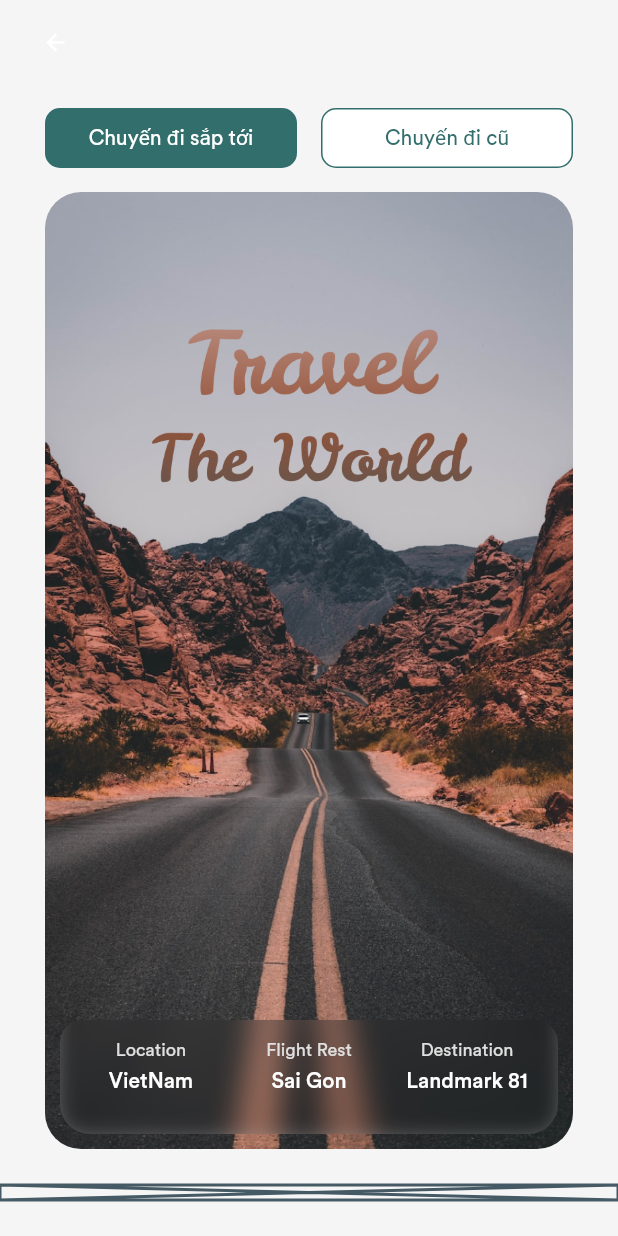
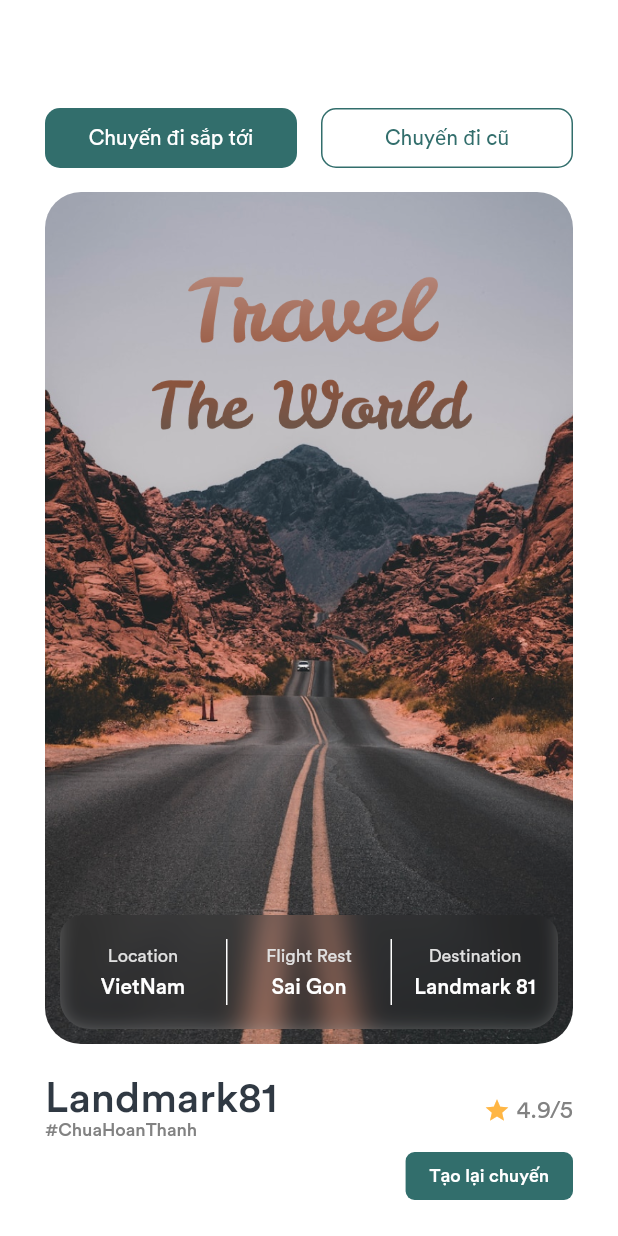
Before and after one commit to WalterDinh/trip_ai_app, a Flutter app: the MyTripScreen screen opened directly, on a phone screen of 412 x 824 dp. Run offline on Flutter 3.47's test engine with Material 2 defaults, Android fonts, the phone set to English and light mode, and no system bars; our stand-ins replace bloc, cached_network_image, dio, fl_chart, flutter_bloc, flutter_svg and 6 more; missing offline and left inert: dio_http_cache; accounts and stored records are empty; generated files the repository leaves out were written again.

Commit message:
update my trip screen (in progress)

```diff
--- a/lib/ui/screens/my_trip/my_trip.dart
+++ b/lib/ui/screens/my_trip/my_trip.dart
@@ -21,6 +21,7 @@ class _MyTripScreenState extends State<MyTripScreen> {
   @override
   Widget build(BuildContext context) {
     return Scaffold(
+      backgroundColor: Colors.white,
       appBar: MainAppBar(),
       extendBody: true,
       body: Column(
--- a/lib/ui/screens/my_trip/upcoming_trip.dart
+++ b/lib/ui/screens/my_trip/upcoming_trip.dart
@@ -20,10 +20,6 @@ class _UpcomingTripScreenState extends State<UpcomingTripScreen> {
             child: ItemMyTrip(),
           ),
         ),
-        VSpacer(24),
-        Placeholder(
-          fallbackHeight: 10,
-        ),
         VSpacer(24)
       ],
     );
--- a/lib/ui/screens/my_trip/widgets/item_my_trip.dart
+++ b/lib/ui/screens/my_trip/widgets/item_my_trip.dart
@@ -5,6 +5,7 @@ import 'package:my_app/configs/colors.dart';
 import 'package:my_app/configs/images.dart';
 import 'package:my_app/configs/theme.dart';
 import 'package:my_app/core/base/base_widget_mixin.dart';
+import 'package:my_app/ui/widgets/ripple.dart';
 import 'package:my_app/ui/widgets/spacer.dart';
 
 class ItemMyTrip extends StatelessWidget with BaseWidgetMixin {
@@ -16,6 +17,9 @@ class ItemMyTrip extends StatelessWidget with BaseWidgetMixin {
   Widget body(BuildContext context) {
     return Padding(
       padding: const EdgeInsets.symmetric(horizontal: 30),
+      child: Column(
+        children: [
+          Expanded(
             child: Stack(
               fit: StackFit.expand,
               children: [
@@ -26,22 +30,90 @@ class ItemMyTrip extends StatelessWidget with BaseWidgetMixin {
                     fit: BoxFit.cover,
                   ),
                 ),
-          _info(context)
+                _geoInfo(context)
+              ],
+            ),
+          ),
+          const VSpacer(24),
+          _placeName(),
+          const VSpacer(8),
+          Align(
+            alignment: AlignmentDirectional.centerEnd,
+            child: _buttonRecreateTrip(),
+          )
         ],
       ),
     );
   }
 
-  Widget _info(context) {
+  Ripple _buttonRecreateTrip() {
+    return Ripple(
+      onTap: null,
+      child: Container(
+        padding: const EdgeInsets.symmetric(vertical: 8, horizontal: 16),
+        decoration: BoxDecoration(
+          color: AppColors.darkGreen,
+          borderRadius: BorderRadius.circular(6),
+        ),
+        child: const Text(
+          'Tạo lại chuyến',
+          style: TextStyle(
+            fontSize: 12,
+            fontWeight: FontWeight.w500,
+            color: Colors.white,
+          ),
+        ),
+      ),
+    );
+  }
+
+  Widget _placeName() {
+    return Row(
+      mainAxisAlignment: MainAxisAlignment.spaceBetween,
+      children: [
+        Column(
+          crossAxisAlignment: CrossAxisAlignment.start,
+          children: const [
+            Text(
+              'Landmark81',
+              style: TextStyle(
+                  color: AppColors.black,
+                  fontSize: 28,
+                  height: 1,
+                  fontWeight: FontWeight.w500),
+            ),
+            Text('#ChuaHoanThanh',
+                style: TextStyle(
+                    color: AppColors.grey800,
+                    fontSize: 12,
+                    height: 1,
+                    fontWeight: FontWeight.w500)),
+          ],
+        ),
+        Row(
+          children: const [
+            Icon(Icons.star, color: AppColors.yellow),
+            HSpacer(4),
+            Text('4.9/5',
+                style: TextStyle(
+                    color: AppColors.grey800,
+                    fontSize: 16,
+                    fontWeight: FontWeight.w400))
+          ],
+        )
+      ],
+    );
+  }
+
+  Widget _geoInfo(context) {
     return Positioned(
       bottom: 10,
       left: 10,
       right: 10,
       child: Stack(
         children: [
-          _backdrop(),
-          Container(
-            padding: const EdgeInsets.symmetric(horizontal: 8, vertical: 12),
+          _backdropGeoInfo(),
+          Positioned.fill(
             child: Row(
               children: [
                 _colLocation(context),
@@ -58,6 +130,7 @@ class ItemMyTrip extends StatelessWidget with BaseWidgetMixin {
   Widget _colDestination(context) {
     return Expanded(
       child: Column(
+        mainAxisAlignment: MainAxisAlignment.center,
         children: [
           Text('Destination',
               style: TextThemeApp.bodySmallerText
@@ -75,7 +148,16 @@ class ItemMyTrip extends StatelessWidget with BaseWidgetMixin {
 
   Widget _colFlightRest(context) {
     return Expanded(
+      child: Container(
+        margin: const EdgeInsets.symmetric(vertical: 16),
+        decoration: const BoxDecoration(
+          border: Border(
+            left: BorderSide(color: Colors.white, width: 1),
+            right: BorderSide(color: Colors.white, width: 1),
+          ),
+        ),
         child: Column(
+          mainAxisAlignment: MainAxisAlignment.center,
           children: [
             Text('Flight Rest',
                 style: TextThemeApp.bodySmallerText
@@ -88,12 +170,14 @@ class ItemMyTrip extends StatelessWidget with BaseWidgetMixin {
                     .copyWith(color: Colors.white)),
           ],
         ),
+      ),
     );
   }
 
   Widget _colLocation(context) {
     return Expanded(
       child: Column(
+        mainAxisAlignment: MainAxisAlignment.center,
         children: [
           Text('Location',
               style: TextThemeApp.bodySmallerText
@@ -109,7 +193,7 @@ class ItemMyTrip extends StatelessWidget with BaseWidgetMixin {
     );
   }
 
-  ClipRRect _backdrop() {
+  ClipRRect _backdropGeoInfo() {
     return ClipRRect(
       borderRadius: const BorderRadius.only(
         topLeft: Radius.circular(15),
```
Lines whose indentation alone changed are shown as unchanged.
